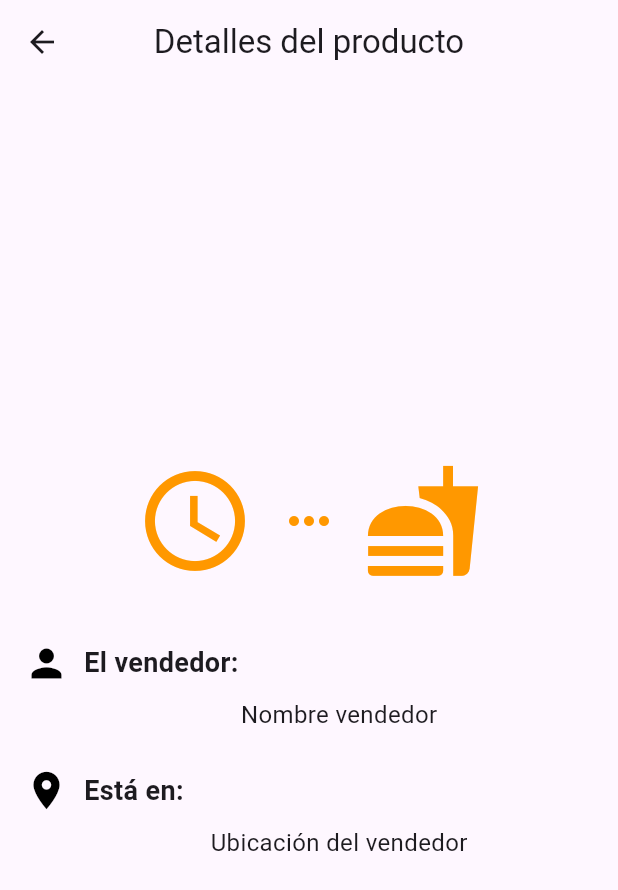
After one commit to basgomcesar/proyectoFoodNow, a Flutter app: the _ProductWaitingScreenContent screen opened directly, on a phone screen of 412 x 824 dp. The commit adds this screen. Shown: the top 890 px of the screen. Run offline on Flutter 3.47's test engine with Material 3 defaults, Android fonts, the phone set to English and light mode, and no system bars; our stand-ins replace auto_size_text, bloc, dartz, dio, equatable, fl_chart and 7 more; missing offline and left inert: dart:ffi, grpc, protobuf; accounts and stored records are empty.

Commit message:
ORDER PRODUCT USE CASE NOT FINISH

```diff
--- a/lib/core/utils/routes.dart
+++ b/lib/core/utils/routes.dart
@@ -12,6 +12,7 @@ class AppRoutes {
   static const String home = '/home';
   static const String editProfile = '/editProfile';
   static const String addProduct = '/addProduct';
+  static const String placeOrder = '/placeOrder';
 
   static Map<String, WidgetBuilder> getRoutes() {
     return {
@@ -20,6 +21,7 @@ class AppRoutes {
       home: (context) => const HomeScreen(email: '',),
       editProfile: (context) => const EditProfileScreen(),
       addProduct: (context) => const AddProductScreen(),
+      placeOrder: (context) => const AddProductScreen(),
     };
   }
 }
--- a/lib/features/product/data/datasources/product_remote_data_source_rest.dart
+++ b/lib/features/product/data/datasources/product_remote_data_source_rest.dart
@@ -17,10 +17,10 @@ class ProductRemoteDataSourceRestImpl implements ProductRemoteDataSourceRest {
     return status! < 500; // No lanzar excepciones para respuestas con status < 500
   },
 ));
-  final String apiUrl = 'http://localhost:3000'; // URL de tu API
+  final String apiUrl ; // URL de tu API
   final Session session = Session.instance;
 
-  ProductRemoteDataSourceRestImpl();
+  ProductRemoteDataSourceRestImpl({required this.apiUrl});
 
   @override
   Future<Either<Failure, List<ProductGraph>>> getProductsOffered(String userId, String anio, String mes) async {
--- a/lib/features/product/domain/repositories/product_repository.dart
+++ b/lib/features/product/domain/repositories/product_repository.dart
@@ -1,6 +1,7 @@
 import 'dart:typed_data';
 
 import 'package:dartz/dartz.dart';
+import 'package:loging_app/features/product/domain/entities/product_order.dart';
 import 'package:loging_app/features/product/presentation/bloc/add_product/add_product_bloc.dart';
 import '../../../../core/error/failure.dart';
 import '../entities/product.dart';
@@ -8,5 +9,6 @@ import '../entities/product.dart';
 abstract class ProductRepository {
   Stream<Either<Failure, Product>> getProducts();
   Future<Either<Failure, bool>> addProduct(Product product);
+  Future<Either<Failure, ProductOrder>> placeOrder(Product product, int quantity);
 
 }
--- /dev/null
+++ b/lib/features/product/presentation/screens/ProductWaitingScreen.dart
@@ -0,0 +1,135 @@
+import 'package:flutter/material.dart';
+import 'package:flutter_bloc/flutter_bloc.dart';
+import 'package:loging_app/features/product/domain/entities/product.dart';
+import 'package:loging_app/features/product/domain/entities/product_order.dart';
+import 'package:loging_app/features/product/presentation/bloc/placer_order/place_order_bloc.dart';
+import 'package:loging_app/features/product/presentation/bloc/placer_order/place_order_state.dart';
+
+class ProductWaitingscreen extends StatelessWidget {
+
+
+  const ProductWaitingscreen(ProductOrder productOrder, {super.key});
+
+  @override
+  Widget build(BuildContext context) {
+    //aqui se muestra el estado de la orden en espera
+    return BlocBuilder<PlaceOrderBloc, PlaceOrderState>(
+      builder: (context, state) {
+        if (state is PlaceOrderInitial) {
+          return const Center(
+            //child: CircularProgressIndicator(),
+            child: _ProductWaitingScreenContent(),
+          );
+        } else if (state is PlaceOrderError) {
+          return Center(
+            child: Text(state.message),
+          );
+        } else if (state is PlaceOrderDelivered) {
+          return const Center(
+            child: Text("Pedido entregado"),
+          );
+        } else if (state is PlaceOrderCanceled) {
+          return const Center(
+            child: Text("Pedido cancelado"),
+          );
+        } else {
+          return const SizedBox.shrink();
+        }
+      },
+    );
+  }
+
+
+}
+
+class _ProductWaitingScreenContent extends StatelessWidget {
+  const _ProductWaitingScreenContent({Key? key}) : super(key: key);
+
+  @override
+  Widget build(BuildContext context) {
+    return Scaffold(
+      appBar: AppBar(
+        title: const Text('Detalles del producto'),
+        centerTitle: true,
+      ),
+      body: const Padding(
+        padding: EdgeInsets.all(16.0),
+        child: Column(
+          mainAxisAlignment: MainAxisAlignment.center,
+          children: [
+            Row(
+              mainAxisAlignment: MainAxisAlignment.center,
+              children: [
+                Icon(
+                  Icons.access_time,
+                  size: 80,
+                  color: Colors.orange,
+                ),
+                SizedBox(width: 16),
+                Icon(
+                  Icons.more_horiz,
+                  size: 40,
+                  color: Colors.orange,
+                ),
+                SizedBox(width: 16),
+                Icon(
+                  Icons.fastfood,
+                  size: 80,
+                  color: Colors.orange,
+                ),
+              ],
+            ),
+            SizedBox(height: 40),
+            Row(
+              mainAxisAlignment: MainAxisAlignment.start,
+              children: [
+                Icon(
+                  Icons.person,
+                  size: 30,
+                  color: Colors.black,
+                ),
+                SizedBox(width: 10),
+                Text(
+                  'El vendedor:',
+                  style: TextStyle(fontSize: 18, fontWeight: FontWeight.bold),
+                ),
+              ],
+            ),
+            SizedBox(height: 8),
+            Padding(
+              padding: EdgeInsets.only(left: 40),
+              child: Text(
+                'Nombre vendedor',
+                style: TextStyle(fontSize: 16),
+              ),
+            ),
+            SizedBox(height: 24),
+            Row(
+              mainAxisAlignment: MainAxisAlignment.start,
+              children: [
+                Icon(
+                  Icons.location_on,
+                  size: 30,
+                  color: Colors.black,
+                ),
+                SizedBox(width: 10),
+                Text(
+                  'Está en:',
+                  style: TextStyle(fontSize: 18, fontWeight: FontWeight.bold),
+                ),
+              ],
+            ),
+            SizedBox(height: 8),
+            Padding(
+              padding: EdgeInsets.only(left: 40),
+              child: Text(
+                'Ubicación del vendedor',
+                style: TextStyle(fontSize: 16),
+              ),
+            ),
+          ],
+        ),
+      ),
+    );
+  }
+}
--- a/lib/features/user/data/datasources/user_remote_data_source.dart
+++ b/lib/features/user/data/datasources/user_remote_data_source.dart
@@ -23,10 +23,10 @@ abstract class UserRemoteDataSource {
 
 class UserRemoteDataSourceImpl implements UserRemoteDataSource {
   final Dio dioClient = Dio();
-  final String apiUrl = 'http://localhost:3000'; // URL de tu API
+  final String apiUrl ; // URL de tu API
   final Session session = Session.instance;
 
-  UserRemoteDataSourceImpl();
+  UserRemoteDataSourceImpl({required this.apiUrl});
 
   @override
   Future<UserModel> authenticateUser(String correo, String password) async {
--- a/lib/main.dart
+++ b/lib/main.dart
@@ -1,5 +1,6 @@
 import 'package:flutter/material.dart';
 import 'package:loging_app/core/utils/routes.dart';
+import 'package:loging_app/features/product/presentation/bloc/placer_order/place_order_bloc.dart';
 import 'package:loging_app/features/product/presentation/bloc/product_bloc.dart';
 import 'package:loging_app/features/product/presentation/bloc/add_product/add_product_bloc.dart';
 import 'package:loging_app/features/user/presentation/bloc/create_profile/create_profile_bloc.dart';
@@ -40,6 +41,9 @@ void main() async {
         BlocProvider<UserCubit>(
           create: (_) => UserCubit(),
         ),
+         BlocProvider<PlaceOrderBloc>(
+          create: (_) => PlaceOrderBloc(di.serviceLocator()),
+        ),
 
       ],
       child: const MyApp(),
```
Also changed, not shown: lib/core/error/failure.dart (+8 -0 lines), lib/features/product/data/datasources/product_remote_data_source.dart (+41 -2 lines), lib/features/product/data/models/product_order_model.dart (added, +63 -0 lines), lib/features/product/data/repositories/product_repository_impl.dart (+17 -8 lines), lib/features/product/domain/entities/product.dart (+34 -0 lines), lib/features/product/domain/entities/product_order.dart (added, +17 -0 lines), lib/features/product/domain/use_cases/place_order_use_case.dart (added, +19 -0 lines), lib/features/product/presentation/bloc/placer_order/place_order_bloc.dart (added, +57 -0 lines), lib/features/product/presentation/bloc/placer_order/place_order_event.dart (added, +22 -0 lines), lib/features/product/presentation/bloc/placer_order/place_order_state.dart (added, +33 -0 lines), lib/features/product/presentation/screens/productDetailView.dart (+94 -33 lines), lib/features/user/presentation/screens/EditProfileScreen.dart (+7 -7 lines), lib/injection_container.dart (+35 -38 lines), flutter_01.png (added).
